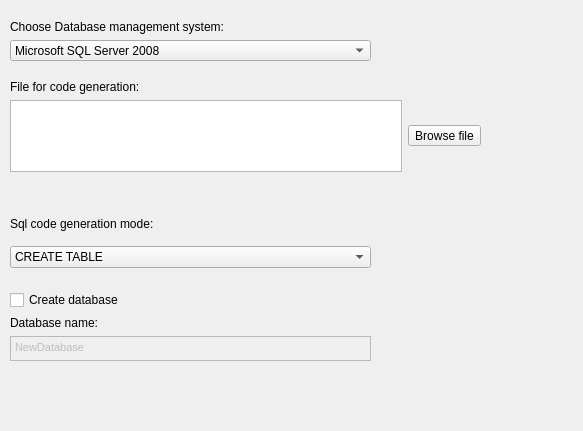
This is plugins/databases/databasesSupport/databasesPreferencesPage.ui in qreal/qreal as Qt 5 draws it before an edit. The edited form follows.
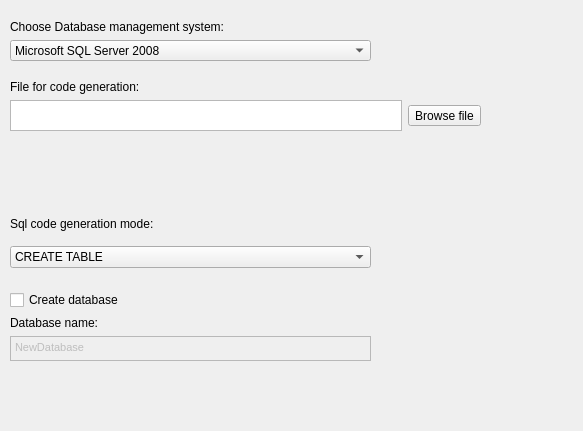
This is the edited form.

The edit to the form file:
```diff
--- a/plugins/databases/databasesSupport/databasesPreferencesPage.ui
+++ b/plugins/databases/databasesSupport/databasesPreferencesPage.ui
@@ -70,7 +70,7 @@
      <x>10</x>
      <y>80</y>
      <width>471</width>
-     <height>92</height>
+     <height>51</height>
     </rect>
    </property>
    <layout class="QGridLayout" name="gridLayout">
```
